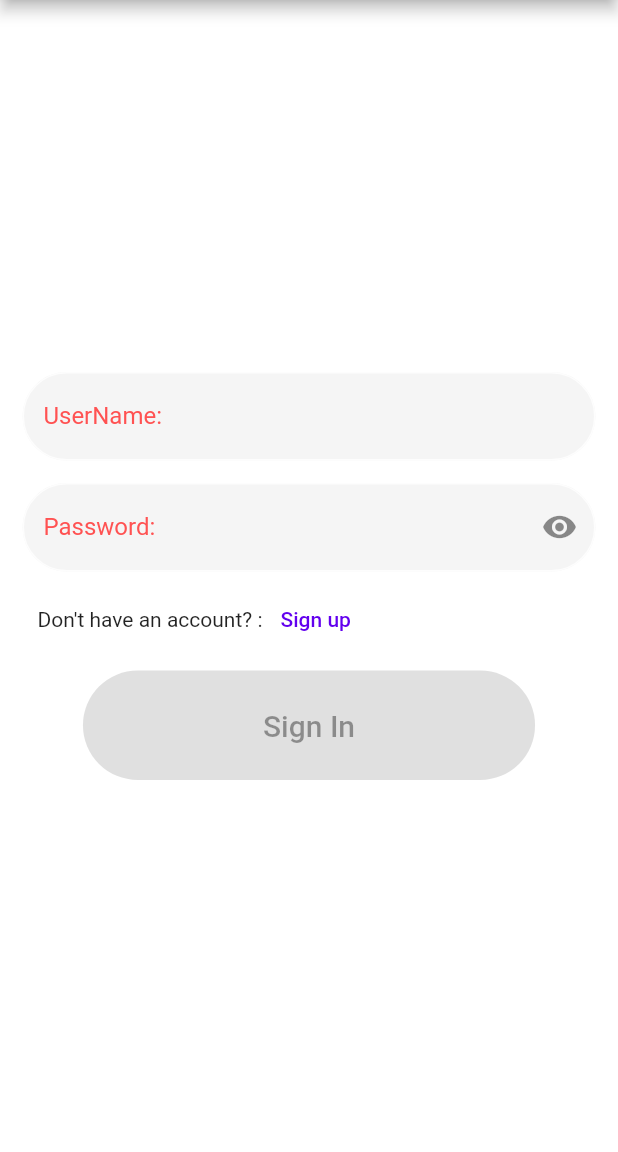
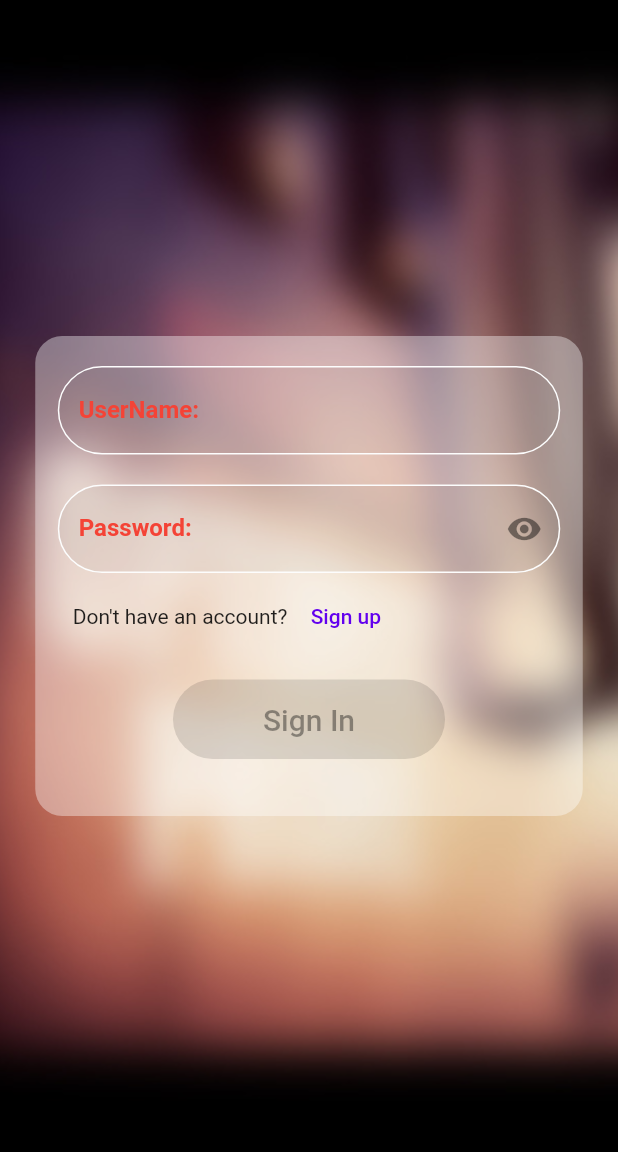
Before and after one commit to Hossein-sfa/Reddit, a Flutter app: the screen it shows after launch, on a phone screen of 412 x 824 dp, the part 84-1236 px from its top. Run offline on Flutter 3.47's test engine with Material 2 defaults, Android fonts, the phone set to English and light mode, and no system bars; our stand-ins replace carousel_slider, image_picker, motion_toast, settings_ui, shamsi_date; accounts and stored records are empty.

Commit message:
change some ui setting and add background

```diff
--- a/lib/siginpage.dart
+++ b/lib/siginpage.dart
@@ -51,14 +51,23 @@ class SignInState extends State<SignIn> {
     return Material(
       child: Scaffold(
         appBar: AppBars.reddit,
-        body: SafeArea(
+        body: Container(
+          constraints: const BoxConstraints.expand(),
+          decoration:  const BoxDecoration(image: DecorationImage(image: AssetImage("assets/images/1.jpg"),fit: BoxFit.cover)),
+          child: SafeArea(
             child: Center(
               child: Wrap(
                 children: [
-                Column(
+                  Container(
+                    decoration: const BoxDecoration(
+                      color: Colors.white38,
+                      borderRadius: BorderRadius.all(Radius.circular(18)),),
+                    width: 365,
+                    height: 320,
+                    child: Column(
                       children: [
                         Padding(
-                      padding: const EdgeInsets.only(left: 15, right: 15),
+                          padding: const EdgeInsets.only(left: 15, right: 15 , top: 20 , bottom: 5),
                           child: TextField(
                             controller: userName,
                             keyboardType: TextInputType.text,
@@ -66,7 +75,7 @@ class SignInState extends State<SignIn> {
                             decoration: InputDecoration(
                               filled: true,
                               labelText: 'UserName: ',
-                          labelStyle: const TextStyle(color: Colors.redAccent),
+                              labelStyle: const TextStyle(color: Colors.red , fontWeight: FontWeight.bold),
                               enabledBorder: OutlineInputBorder(
                                 borderRadius: BorderRadius.circular(100),
                                 borderSide:
@@ -82,7 +91,7 @@ class SignInState extends State<SignIn> {
                         ),
                         const SizedBox(height: 15),
                         Padding(
-                      padding: const EdgeInsets.only(left: 15, right: 15),
+                          padding: const EdgeInsets.only(left: 15, right: 15 ),
                           child: TextFormField(
                             controller: password,
                             obscureText: obscure,
@@ -106,7 +115,7 @@ class SignInState extends State<SignIn> {
                                   });
                                 },
                               ),
-                          labelStyle: const TextStyle(color: Colors.redAccent),
+                              labelStyle: const TextStyle(color: Colors.red , fontWeight: FontWeight.bold),
                               enabledBorder: OutlineInputBorder(
                                 borderRadius: BorderRadius.circular(100),
                                 borderSide:
@@ -120,13 +129,13 @@ class SignInState extends State<SignIn> {
                             ),
                           ),
                         ),
-                    const SizedBox(height: 8),
+                        const SizedBox(height: 5),
                         Row(
                           children: [
                             const SizedBox(width: 25),
-                        const Text("Don't have an account? : "),
+                            const Text("Don't have an account?  "),
                             TextButton(
-                          child: const Text('Sign up'),
+                              child: const Text('Sign up' , ),
                               onPressed: () {
                                 Navigator.pushReplacement(
                                   context,
@@ -139,7 +148,9 @@ class SignInState extends State<SignIn> {
                           ],
                         ),
                         const SizedBox(height: 10),
-                    ElevatedButton(
+                        Padding(
+                          padding: const EdgeInsets.all(8.0),
+                          child: ElevatedButton(
                             child:
                             const Text('Sign In', style: TextStyle(fontSize: 20)),
                             onPressed: userNameChecker && passwordChecker
@@ -159,14 +170,17 @@ class SignInState extends State<SignIn> {
                               ),
                               primary: const Color(0xffffb34f),
                               padding: const EdgeInsets.symmetric(
-                          horizontal: 120,
-                          vertical: 25,
+                                horizontal: 60,
+                                vertical: 15,
+                              ),
                             ),
                           ),
                         ),
                       ],
                     ),
+                  ),
                 ],
+              ),
             ),
           ),
         ),
```
Lines whose indentation alone changed are shown as unchanged.
